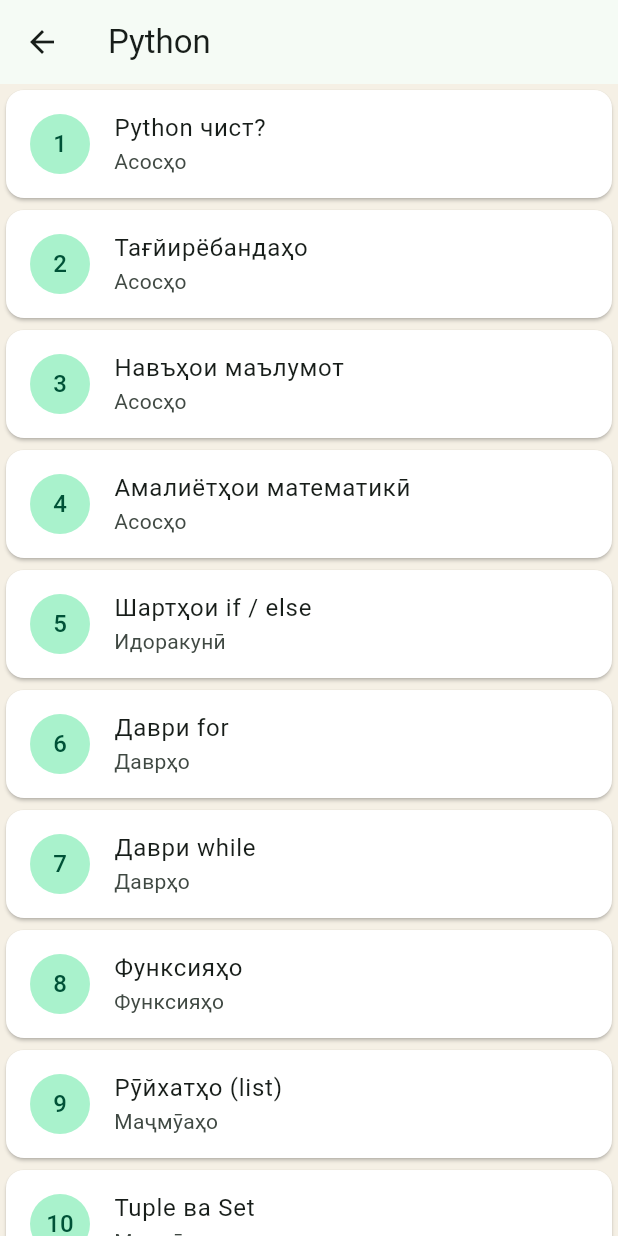
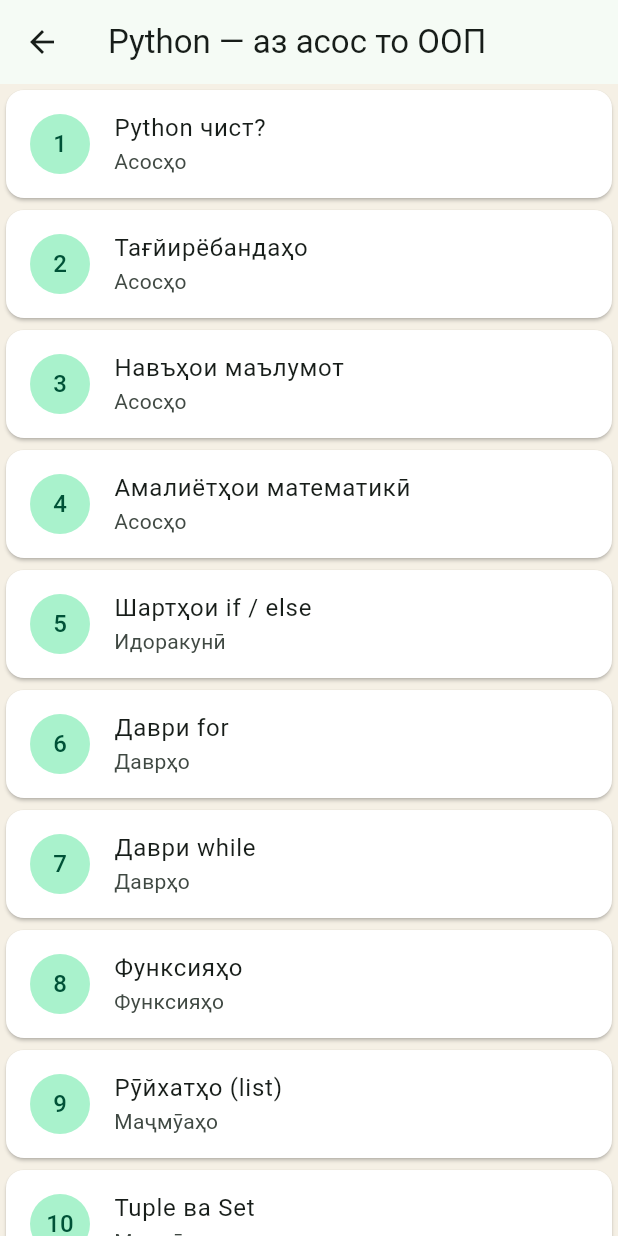
Before and after one commit to shahronmahmadmurodzoda08-lang/-, a Flutter app: the screen it shows after launch, after a tap on "Python — аз асос то ООП", on a phone screen of 412 x 824 dp. Run offline on Flutter 3.47's test engine with Material 3 defaults, Android fonts, the phone set to English and light mode, and no system bars; our stand-ins replace file_picker; missing offline and left inert: pdfrx.

Commit message:
Simplify home to two core books and show realistic book cards

```diff
--- a/lib/main.dart
+++ b/lib/main.dart
@@ -99,15 +99,12 @@ class _LibraryScreenState extends State<LibraryScreen> {
   ...pythonLessons.where((l)=>('${l.title} ${l.group} ${l.rule} ${l.task}').toLowerCase().contains(search.toLowerCase())).map((l)=>Card(color:Colors.white,child:ListTile(leading:const Icon(Icons.code),title:Text(l.title),subtitle:const Text('Python • мавзӯъ'),onTap:()=>Navigator.push(context,MaterialPageRoute(builder:(_)=>LessonDetail(lesson:l)))))),
   ...cultureLessons.where((l)=>('${l.title} ${l.group} ${l.rule} ${l.task}').toLowerCase().contains(search.toLowerCase())).map((l)=>Card(color:Colors.white,child:ListTile(leading:const Icon(Icons.menu_book),title:Text(l.title),subtitle:const Text('Фарҳангшиносӣ • мавзӯъ'),onTap:()=>Navigator.push(context,MaterialPageRoute(builder:(_)=>LessonDetail(lesson:l)))))),
  ],
- if(customBooks.isNotEmpty)...[const SizedBox(height:12),Text('КИТОБҲОИ ИЛОВАШУДА (${customBooks.length})',style:const TextStyle(color:green,fontWeight:FontWeight.w900)),...filtered.map((b)=>Card(color:Colors.white,child:ListTile(leading:const CircleAvatar(child:Icon(Icons.book)),title:Text(b.title,key:ValueKey('book-title-${b.title}')),subtitle:Text([b.kind,b.author,b.description].where((x)=>x.isNotEmpty).join(' • ')),onTap:b.filePath==null?null:()=>Navigator.push(context,MaterialPageRoute(builder:(_)=>PdfReader(path:b.filePath!,title:b.title))),trailing:IconButton(key:ValueKey('delete-book-${b.title}'),tooltip:'Нест кардан',icon:const Icon(Icons.delete_outline),onPressed:()async{setState(()=>customBooks.remove(b));if(b.filePath!=null){try{final f=File(b.filePath!);if(await f.exists())await f.delete();}catch(_){}}await _saveBooks();}))))],
+ if(customBooks.isNotEmpty)...[const SizedBox(height:12),Text('КИТОБҲОИ ИЛОВАШУДА (${customBooks.length})',style:const TextStyle(color:green,fontWeight:FontWeight.w900)),...filtered.map((b)=>Card(color:Colors.white,clipBehavior:Clip.antiAlias,child:InkWell(onTap:b.filePath==null?null:()=>Navigator.push(context,MaterialPageRoute(builder:(_)=>PdfReader(path:b.filePath!,title:b.title))),child:Padding(padding:const EdgeInsets.all(14),child:Row(children:[Container(width:62,height:82,decoration:BoxDecoration(color:const Color(0xFF14251F),borderRadius:BorderRadius.circular(8)),child:const Icon(Icons.menu_book,color:Color(0xFFE9D5A7),size:36)),const SizedBox(width:14),Expanded(child:Column(crossAxisAlignment:CrossAxisAlignment.start,children:[Text(b.title,key:ValueKey('book-title-${b.title}'),style:const TextStyle(fontWeight:FontWeight.w900,fontSize:16)),if(b.author.isNotEmpty)Text(b.author,style:const TextStyle(color:Colors.black54)),Text(b.kind,style:const TextStyle(color:green,fontSize:12)),if(b.description.isNotEmpty)Text(b.description,maxLines:2,overflow:TextOverflow.ellipsis)])),const Icon(Icons.chevron_right)])))))],
  if(customBooks.isNotEmpty&&filtered.isEmpty) const Padding(padding:EdgeInsets.all(12),child:Text('Китоб ёфт нашуд.')),
  const SizedBox(height:18),
- _Tile(icon:Icons.menu_book,title:'Фарҳангшиносӣ',subtitle:'251 саҳифа • хондани офлайн',onTap:()=>Navigator.push(context,MaterialPageRoute(builder:(_)=>const CultureReader()))),
- _Tile(icon:Icons.code,title:'Python — аз асос то ООП',subtitle:'15 дарс бо мисол ва машқ',onTap:()=>Navigator.push(context,MaterialPageRoute(builder:(_)=>const LessonList(title:'Python',lessons:pythonLessons)))),
- const SizedBox(height:10),const Text('ДАРСҲОИ ИЛОВАГӢ',style:TextStyle(color:green,fontWeight:FontWeight.w900)),
- _Tile(icon:Icons.history_edu,title:'Дарсҳои фарҳангшиносӣ',subtitle:'5 мавзӯи шарҳдодашуда',onTap:()=>Navigator.push(context,MaterialPageRoute(builder:(_)=>const LessonList(title:'Фарҳангшиносӣ',lessons:cultureLessons)))),
- _Tile(icon:Icons.quiz,title:'Тестҳо ва санҷиши дониш',subtitle:'10 саволи тасодуфӣ • хол',onTap:()=>Navigator.push(context,MaterialPageRoute(builder:(_)=>const QuizCatalogScreen()))),
- _Tile(icon:Icons.code,title:'Омӯзиши забонҳои барномасозӣ',subtitle:'Python • C++ • Java • JavaScript',onTap:()=>Navigator.push(context,MaterialPageRoute(builder:(_)=>const ProgrammingPathsScreen()))),
+ _Tile(icon:Icons.menu_book,title:'Фарҳангшиносӣ',subtitle:'Китоби асосӣ • 251 саҳифа',onTap:()=>Navigator.push(context,MaterialPageRoute(builder:(_)=>const CultureReader()))),
+ _Tile(icon:Icons.code,title:'Python — аз асос то ООП',subtitle:'Китоби омӯзишӣ • 15 мавзӯи ибтидоӣ',onTap:()=>Navigator.push(context,MaterialPageRoute(builder:(_)=>const LessonList(title:'Python — аз асос то ООП',lessons:pythonLessons)))),
+ _Tile(icon:Icons.quiz,title:'Тестҳо ва имтиҳонҳо',subtitle:'Аввал худат фан ва тестро интихоб кун',onTap:()=>Navigator.push(context,MaterialPageRoute(builder:(_)=>const QuizCatalogScreen()))),
  const SizedBox(height:8),OutlinedButton.icon(onPressed:addBook,icon:const Icon(Icons.add),label:const Text('Илова кардани китоб'))
  ]));
  }
```
